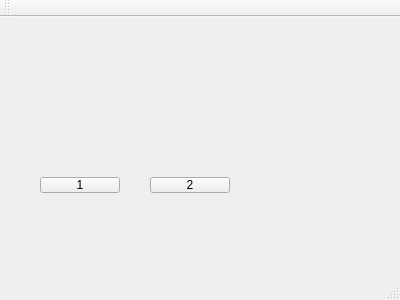
Old version of the form Lab3/mainwindow.ui in the repository MariKush/OOP.
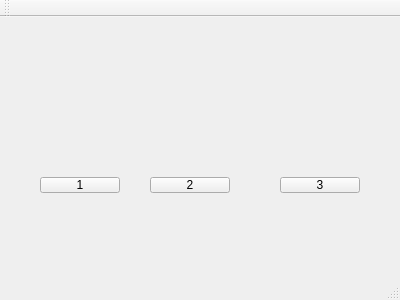
New version of the form.

```diff
--- a/Lab3/mainwindow.ui
+++ b/Lab3/mainwindow.ui
@@ -40,6 +40,19 @@
      <string>2</string>
     </property>
    </widget>
+   <widget class="QPushButton" name="pushButton3">
+    <property name="geometry">
+     <rect>
+      <x>280</x>
+      <y>160</y>
+      <width>80</width>
+      <height>16</height>
+     </rect>
+    </property>
+    <property name="text">
+     <string>3</string>
+    </property>
+   </widget>
   </widget>
   <widget class="QMenuBar" name="menuBar">
    <property name="geometry">
```
